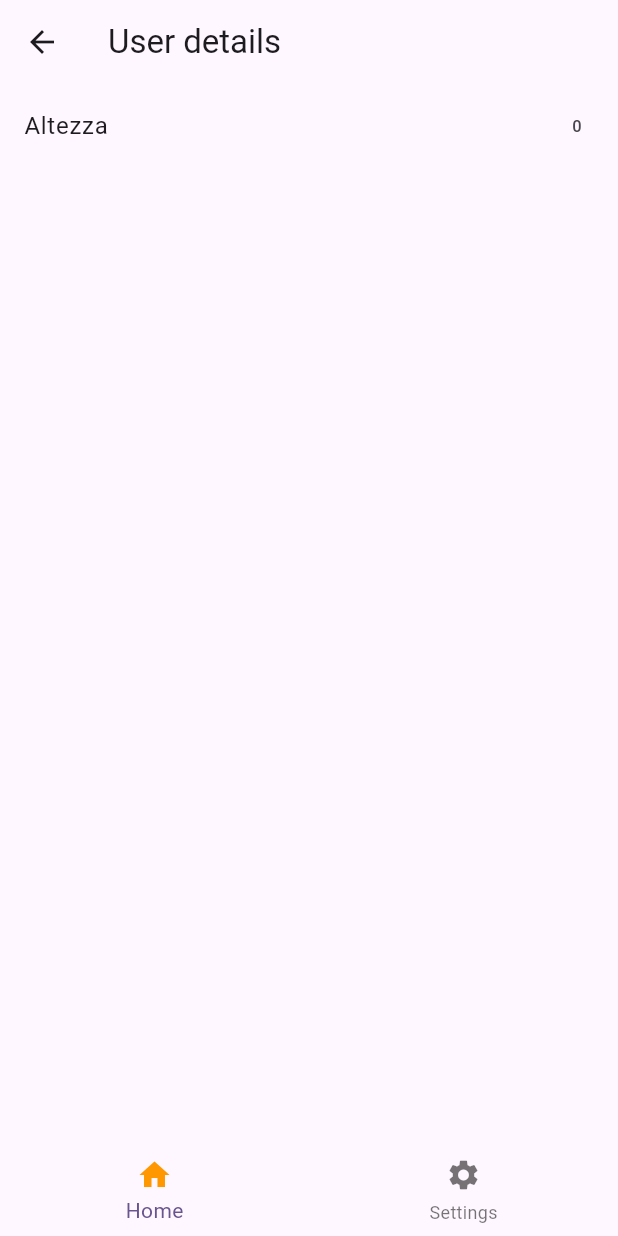
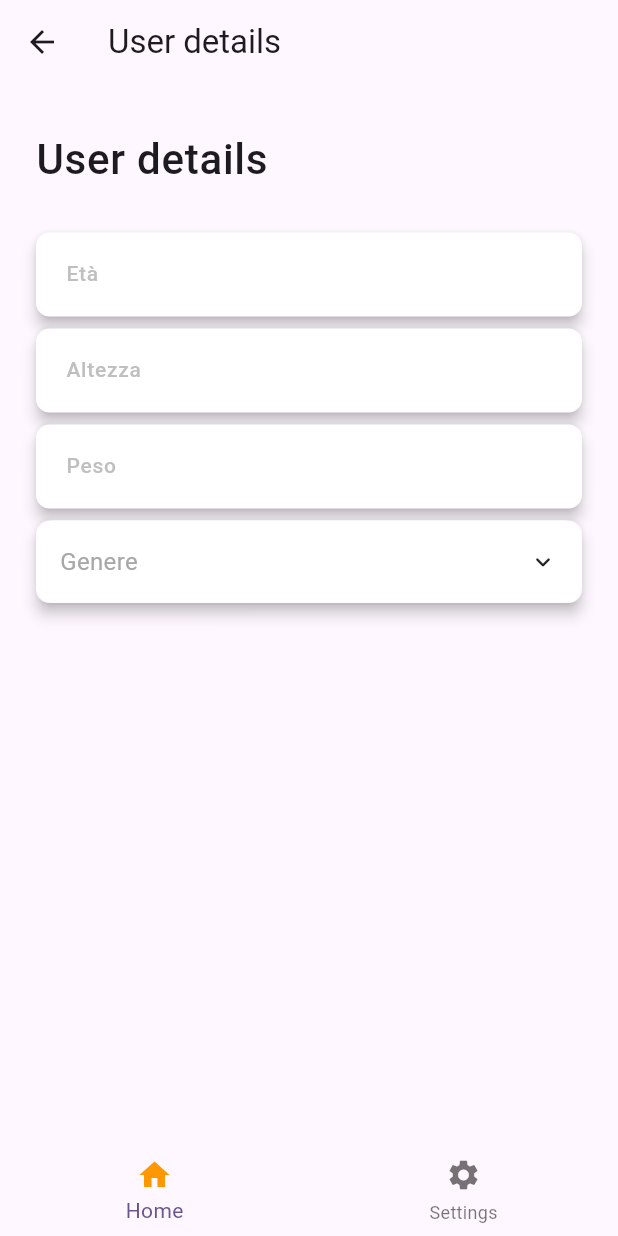
Before and after one commit to ComputerScienceUniUrb/ML-HAR, a Flutter app: the UserDetailsScreen screen opened by its route, on a phone screen of 412 x 824 dp. Run offline on Flutter 3.47's test engine with Material 3 defaults, Android fonts, the phone set to English and light mode, and no system bars; drawn by our look-alikes of animated_custom_dropdown; our stand-ins replace csv, dartz, equatable, flutter_hooks, flutter_riverpod, freezed_annotation and 12 more; missing offline and left inert: flutter_activity_recognition; accounts and stored records are empty; generated files the repository leaves out were written again.

Commit message:
add user details form

```diff
--- /dev/null
+++ b/lib/core/data/user/models/gender.dart
@@ -0,0 +1,6 @@
+enum Gender{
+  male,
+  female,
+  notBinary,
+  notAvailable;
+}
--- a/lib/features/settings/screens/user_details/user_details.dart
+++ b/lib/features/settings/screens/user_details/user_details.dart
@@ -1,5 +1,6 @@
 import 'package:aifit/core/navigation/route_extensions.dart';
-import 'package:aifit/features/settings/screens/user_height/application/height_notifier.dart';
+import 'package:aifit/features/settings/screens/user_details/application/user_details_notifier.dart';
+import 'package:aifit/features/settings/screens/user_details/user_details_form.dart';
 import 'package:flutter/material.dart';
 import 'package:flutter_riverpod/flutter_riverpod.dart';
 
@@ -8,22 +9,48 @@ class UserDetailsScreen extends ConsumerWidget {
 
   @override
   Widget build(BuildContext context, WidgetRef ref) {
-    final userHeight = ref.watch(heightNotifierProvider);
+    final userData = ref.watch(userDetailsNotifierProvider);
     return Scaffold(
       appBar: AppBar(
         title: Text('User details'),
       ),
-      body: ListView(
-        children: [
-          ListTile(
-            onTap: (){
-              context.pushRoute('/settings/user-details/height');
-            },
-            title: Text('Altezza'),
-            trailing: Text(userHeight.toString()),
-          ),
-        ],
-      ),
+      // body: ListView(
+      //   children: [
+      //     ListTile(
+      //       onTap: (){
+      //         editInfo(context);
+      //       },
+      //       title: Text('Età'),
+      //       trailing: Text(userData.age.toString()),
+      //     ),
+      //     ListTile(
+      //       onTap: (){
+      //         editInfo(context);
+      //       },
+      //       title: Text('Genere'),
+      //       trailing: Text(userData.gender?.name.toString() ?? '-'),
+      //     ),
+      //     ListTile(
+      //       onTap: (){
+      //         editInfo(context);
+      //       },
+      //       title: Text('Altezza'),
+      //       trailing: Text(userData.height.toString()),
+      //     ),
+      //     ListTile(
+      //       onTap: (){
+      //         editInfo(context);
+      //       },
+      //       title: Text('Peso'),
+      //       trailing: Text(userData.weight.toString()),
+      //     ),
+      //   ],
+      // ),
+      body: UserDetailsFormScreen(),
     );
   }
+
+  editInfo(BuildContext context){
+    context.pushRoute('/settings/user-details/edit');
+  }
 }
--- /dev/null
+++ b/lib/features/settings/screens/user_details/user_details_form.dart
@@ -0,0 +1,186 @@
+import 'package:aifit/core/data/user/models/gender.dart';
+import 'package:aifit/features/settings/screens/user_details/application/user_details_notifier.dart';
+import 'package:aifit/features/settings/screens/user_details/widgets/custom_number_form_field.dart';
+import 'package:flutter/material.dart';
+import 'package:flutter_riverpod/flutter_riverpod.dart';
+import 'package:animated_custom_dropdown/custom_dropdown.dart';
+
+class UserDetailsFormScreen extends ConsumerStatefulWidget {
+  const UserDetailsFormScreen({super.key});
+
+  @override
+  UserDetailsFormScreenState createState() => UserDetailsFormScreenState();
+}
+
+class UserDetailsFormScreenState extends ConsumerState<UserDetailsFormScreen> {
+  final _formKey = GlobalKey<FormState>();
+
+  @override
+  Widget build(BuildContext context) {
+    final userData = ref.watch(userDetailsNotifierProvider);
+    final weight = userData.weight;
+    final height = userData.height;
+    final age = userData.age;
+    final gender = userData.gender;
+    return SingleChildScrollView(
+      padding: const EdgeInsets.symmetric(horizontal: 24.0),
+      reverse: true,
+      child: Column(
+        mainAxisSize: MainAxisSize.min,
+        mainAxisAlignment: MainAxisAlignment.center,
+        crossAxisAlignment: CrossAxisAlignment.start,
+        children: <Widget>[
+          const SizedBox(height: 32),
+          // Padding(
+          //     padding: const EdgeInsets.all(48.0),
+          //     child: Image.asset(
+          //       'assets/images/eta.png',
+          //     )),
+          Text(
+            'User details',
+            style: Theme.of(context).textTheme.labelMedium?.copyWith(
+                  fontSize: 28,
+                  fontWeight: FontWeight.w500,
+                  // color: Colors.white,
+                ),
+          ),
+          Padding(
+            padding: const EdgeInsets.symmetric(vertical: 30),
+            child: Form(
+              key: _formKey,
+              child: Column(
+                children: <Widget>[
+                  CustomNumberFormField(
+                    labelText: 'Età',
+                    value: age?.toString() ?? '',
+                    suffix: 'anni',
+                    onChanged: (value) {
+                      ref
+                          .read(userDetailsNotifierProvider.notifier)
+                          .setAge(int.tryParse(value));
+                    },
+                    validator: (value) {
+                      if (value != null) {
+                        try {
+                          int age = int.parse(value);
+                          if (age <= 0) {
+                            return 'invalid_age_txt';
+                          } else if (age > 130) {
+                            return 'too_old_error_txt';
+                          }
+                        } on FormatException catch (_) {
+                          return 'Format exception';
+                        }
+                      }
+                      return null;
+                    },
+                  ),
+                  const SizedBox(height: 8),
+                  CustomNumberFormField(
+                    labelText: 'Altezza',
+                    value: height?.toString() ?? '',
+                    suffix: 'cm',
+                    onChanged: (value) {
+                      ref
+                          .read(userDetailsNotifierProvider.notifier)
+                          .setHeight(int.tryParse(value));
+                    },
+                    validator: (value) {
+                      if (value != null) {
+                        try {
+                          int age = int.parse(value);
+                          if (age <= 0) {
+                            return 'invalid_age_txt';
+                          } else if (age > 130) {
+                            return 'too_old_error_txt';
+                          }
+                        } on FormatException catch (_) {
+                          return 'invalid_age_txt';
+                        }
+                      }
+                      return null;
+                    },
+                  ),
+                  const SizedBox(height: 8),
+                  CustomNumberFormField(
+                    labelText: 'Peso',
+                    value: weight?.toString() ?? '',
+                    suffix: 'kg',
+                    onChanged: (value) {
+                      ref
+                          .read(userDetailsNotifierProvider.notifier)
+                          .setWeight(double.tryParse(value));
+                    },
+                    validator: (value) {
+                      if (value != null) {
+                        try {
+                          int weight = int.parse(value);
+                          if (weight < 25.0) {
+                            return 'Troppo leggero';
+                          } else if (weight > 580.0) {
+                            return 'too_heavy_error_txt';
+                          }
+                        } on FormatException catch (_) {
+                          return 'invalid_weight_txt';
+                        }
+                      }
+                      return null;
+                    },
+                  ),
+                  const SizedBox(height: 8),
+                  Material(
+                    elevation: 4,
+                    borderRadius: BorderRadius.circular(9),
+                    child: CustomDropdown<Gender>(
+                      items: Gender.values,
+                      initialItem: gender,
+                      decoration: const CustomDropdownDecoration(
+                        headerStyle: TextStyle(
+                          color: Color(0xFF757575),
+                          fontSize: 14,
+                          fontWeight: FontWeight.w500,
+                        ),
+                      ),
+                      onChanged: (value) {
+                        ref
+                            .read(userDetailsNotifierProvider.notifier)
+                            .setGender(value);
+                      },
+                      hintText: 'Genere',
+                    ),
+                  ),
+                  /*CustomDropdownFormField<Gender>(
+                    value: gender,
+                    hint: 'Genere',
+                    valueIndex:
+                        gender == null ? null : Gender.values.indexOf(gender),
+                    onChanged: (value) {
+                      ref
+                          .read(userDetailsNotifierProvider.notifier)
+                          .setGender(value);
+                    },
+                    items: Gender.values
+                        .map(
+                          (e) => CustomDropdownItem<Gender>(
+                            text: e.name,
+                          ),
+                        )
+                        .toList(),
+                    openColor: const Color(0xFFF4F6F9),
+                    enabledColor: Colors.white,
+                    enableTextColor: const Color(0xFFBFBFBF),
+                    elementTextColor: const Color(0xFF666666),
+                    enabledIconColor: Theme.of(context).primaryColor,
+                    validator: (_) => null,
+                    onSaved: (newValue) {},
+                  ),*/
+                  const SizedBox(height: 75),
+                ],
+              ),
+            ),
+          ),
+        ],
+      ),
+    );
+  }
+}
--- a/lib/features/settings/screens/user_details/custom_number_form_field.dart
+++ b/lib/features/settings/screens/user_details/widgets/custom_number_form_field.dart
@@ -2,8 +2,8 @@ import 'package:flutter/material.dart';
 
 /// StatelessWidget that implements the custom
 /// style for a [TextFormField]
-class CustomNumberFormField extends StatelessWidget {
-  final String? initialValue;
+class CustomNumberFormField extends StatefulWidget {
+  final String? value;
   final String? labelText;
   final String? suffix;
   final bool decimal;
@@ -16,11 +16,26 @@ class CustomNumberFormField extends StatelessWidget {
     this.labelText,
     this.suffix,
     this.decimal = false,
-    this.initialValue,
+    this.value,
     this.onSaved,
     this.validator,
     this.onChanged,
   });
+
+  @override
+  State<CustomNumberFormField> createState() => _CustomNumberFormFieldState();
+}
+
+class _CustomNumberFormFieldState extends State<CustomNumberFormField> {
+  final controller = TextEditingController();
+
+  @override
+  void didUpdateWidget(covariant CustomNumberFormField oldWidget) {
+    super.didUpdateWidget(oldWidget);
+    if (widget.value != oldWidget.value) {
+      controller.text = widget.value ?? '';
+    }
+  }
 
   @override
   Widget build(BuildContext context) {
@@ -31,32 +46,33 @@ class CustomNumberFormField extends StatelessWidget {
       child: Padding(
         padding: const EdgeInsets.symmetric(horizontal: 20, vertical: 4),
         child: TextFormField(
-          keyboardType: TextInputType.numberWithOptions(decimal: decimal),
+          controller: controller,
+          keyboardType:
+              TextInputType.numberWithOptions(decimal: widget.decimal),
           decoration: InputDecoration(
             border: InputBorder.none,
-            hintText: labelText,
-            suffixText: suffix,
-            hintStyle: TextStyle(
+            hintText: widget.labelText,
+            suffixText: widget.suffix,
+            hintStyle: const TextStyle(
               color: Color(0xFFBFBFBF),
               fontSize: 14,
               fontWeight: FontWeight.w500,
             ),
-            suffixStyle: TextStyle(
+            suffixStyle: const TextStyle(
               color: Color(0xFFBFBFBF),
               fontSize: 14,
               fontWeight: FontWeight.w500,
             ),
           ),
-          style: TextStyle(
+          style: const TextStyle(
             color: Color(0xFFBFBFBF),
             fontSize: 14,
             fontWeight: FontWeight.w500,
           ),
           autocorrect: false,
-          initialValue: initialValue,
-          onChanged: (newValue) => onChanged?.call(newValue),
-          validator: validator,
-          onSaved: onSaved,
+          onChanged: (newValue) => widget.onChanged?.call(newValue),
+          validator: widget.validator,
+          onSaved: widget.onSaved,
         ),
       ),
     );
--- a/pubspec.yaml
+++ b/pubspec.yaml
@@ -11,6 +11,7 @@ dependencies:
   flutter:
     sdk: flutter
 
+  animated_custom_dropdown: ^3.1.1
   csv:
   dartz: ^0.10.1
   equatable: ^2.0.5
```
Also changed, not shown: lib/core/data/user/repository/user_repository.dart (+15 -1 lines), lib/core/data/user/repository/user_repository_impl.dart (+31 -0 lines), lib/core/data/user/sources/user_local_data_source.dart (+38 -1 lines), lib/features/settings/core/navigation/settings_routes.dart (+5 -4 lines), lib/features/settings/screens/user_details/application/user_details_notifier.dart (added, +53 -0 lines), lib/features/settings/screens/user_details/application/user_details_state.dart (added, +14 -0 lines), lib/features/settings/screens/user_height/application/height_notifier.dart (deleted, +0 -24 lines), lib/features/settings/screens/user_height/user_height.dart (deleted, +0 -96 lines), lib/features/settings/screens/user_details/application/user_details_notifier.g.dart, lib/features/settings/screens/user_details/application/user_details_state.freezed.dart (added), pubspec.lock.
